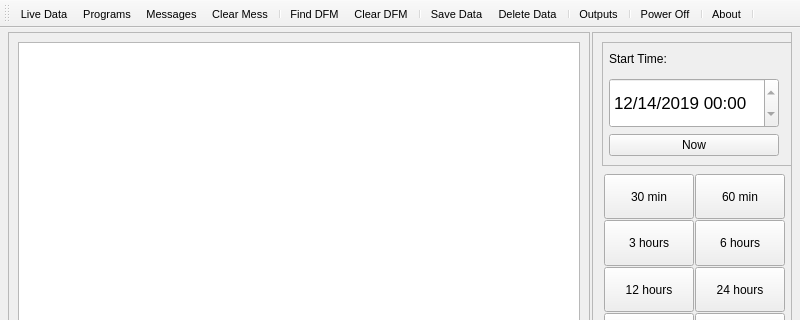
First picture: the form in Mainwindow.ui, repository spletcher1/PyMCU, before the edit; both pictures show x 0 to 800 and y 0 to 320 of the 800 by 480 pixel window.
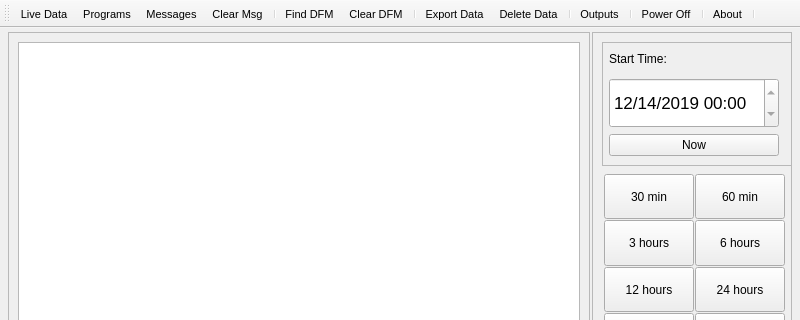
Second picture: the form after the edit. The open tabs and pages were chosen to show the change. Icons and pictures are not drawn.

Commit message: Updated Icon names

The edit to the form file:
```diff
--- a/Mainwindow.ui
+++ b/Mainwindow.ui
@@ -1864,7 +1864,7 @@
      <normaloff>gtk-floppy.png</normaloff>gtk-floppy.png</iconset>
    </property>
    <property name="text">
-    <string>Save Data</string>
+    <string>Export Data</string>
    </property>
    <property name="toolTip">
     <string>Move data to USB</string>
@@ -1900,7 +1900,7 @@
      <normaloff>editclear.png</normaloff>editclear.png</iconset>
    </property>
    <property name="text">
-    <string>Clear Mess</string>
+    <string>Clear Msg</string>
    </property>
    <property name="toolTip">
     <string>Clear existing messages</string>
```
Left out of the diff: 4 changed lines with no effect on the pictures.
